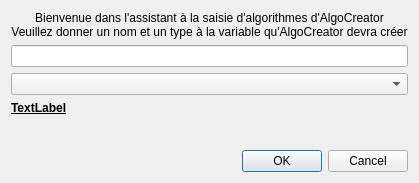
suzizecat/algocreator, file assistcreationvar.ui: the form before one commit.
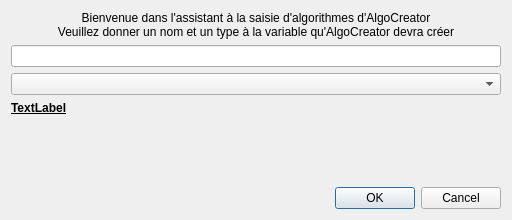
The form after the commit.

Diff of the .ui file:
```diff
--- a/assistcreationvar.ui
+++ b/assistcreationvar.ui
@@ -6,8 +6,8 @@
    <rect>
     <x>0</x>
     <y>0</y>
-    <width>414</width>
-    <height>183</height>
+    <width>512</width>
+    <height>220</height>
    </rect>
   </property>
   <property name="sizePolicy">
```
